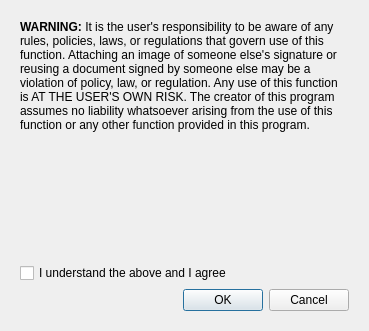
southwest416/ERR-Generator, file gui/Disclaimer.ui: the form before one commit.
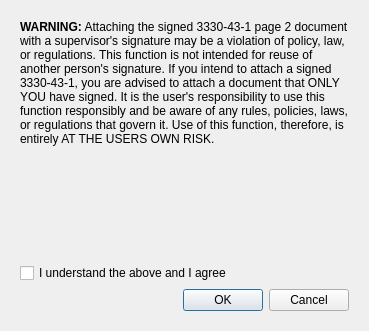
The form after the commit.

Commit message: Continued adding support for ERRs to and from MSS-1/TMC positions. Adding support for USAJOBS announcements. Removed option to attach a supervisor's signature. Updated disclaimer & instructions in the gui.

```diff
--- a/gui/Disclaimer.ui
+++ b/gui/Disclaimer.ui
@@ -36,7 +36,7 @@
       <item row="0" column="0" colspan="2">
        <widget class="QLabel" name="label">
         <property name="text">
-         <string>&lt;html&gt;&lt;head/&gt;&lt;body&gt;&lt;p&gt;&lt;span style=&quot; font-weight:700;&quot;&gt;WARNING:&lt;/span&gt; It is the user's responsibility to be aware of any rules, policies, laws, or regulations that govern use of this function. Attaching an image of someone else's signature or reusing a document signed by someone else may be a violation of policy, law, or regulation. Any use of this function is AT THE USER'S OWN RISK. The creator of this program assumes no liability whatsoever arising from the use of this function or any other function provided in this program.&lt;/p&gt;&lt;/body&gt;&lt;/html&gt;</string>
+         <string>&lt;html&gt;&lt;head/&gt;&lt;body&gt;&lt;p&gt;&lt;span style=&quot; font-weight:696;&quot;&gt;WARNING:&lt;/span&gt; Attaching the signed 3330-43-1 page 2 document with a supervisor's signature may be a violation of policy, law, or regulations. This function is not intended for reuse of another person's signature. If you intend to attach a signed 3330-43-1, you are advised to attach a document that ONLY YOU have signed. It is the user's responsibility to use this function responsibly and be aware of any rules, policies, laws, or regulations that govern it. Use of this function, therefore, is entirely AT THE USERS OWN RISK.&lt;/p&gt;&lt;/body&gt;&lt;/html&gt;</string>
         </property>
         <property name="alignment">
          <set>Qt::AlignLeading|Qt::AlignLeft|Qt::AlignTop</set>
```
The commit also changes 5 other files.
